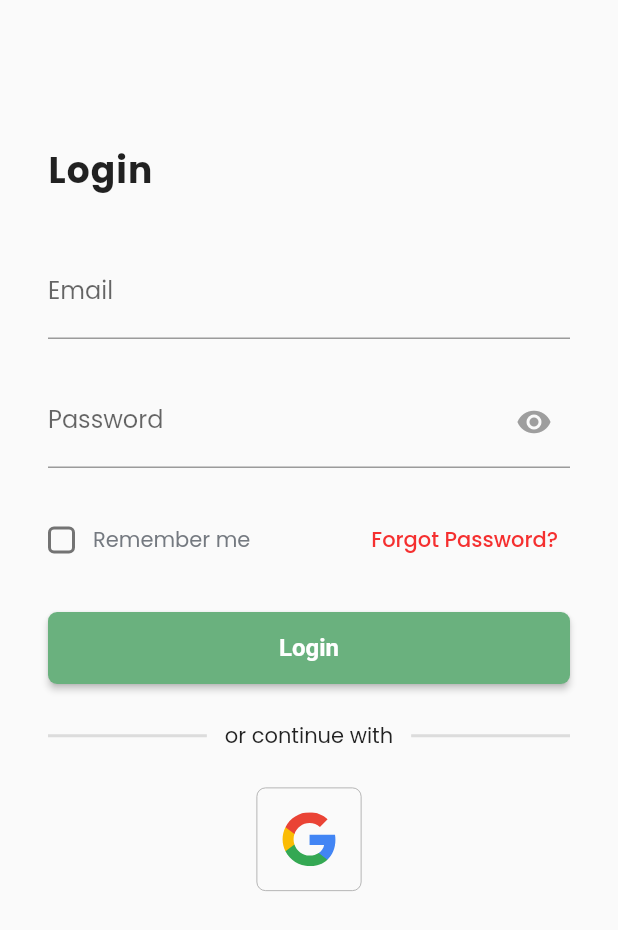
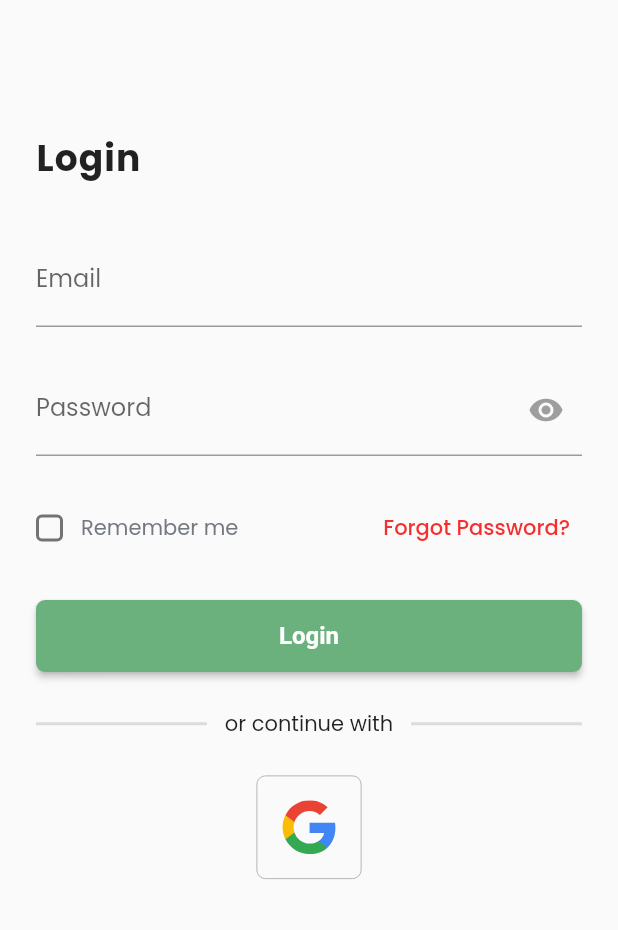
Before and after one commit to ink0rr/pemob-ehelpdesk, a Flutter app: the screen it shows after launch, on a phone screen of 412 x 824 dp. Shown: the top 930 px of the screen. Run offline on Flutter 3.47's test engine with Material 2 defaults, Android fonts, the phone set to English and light mode, and no system bars; our stand-ins replace chat_bubbles, email_validator, firebase_auth, firebase_core, flutter_hooks, flutter_svg and 2 more; accounts and stored records are empty.

Commit message:
Reduce padding size

```diff
--- a/lib/app.dart
+++ b/lib/app.dart
@@ -18,7 +18,7 @@ class App extends HookWidget {
           style: ElevatedButton.styleFrom(
             backgroundColor: const Color(0xFF6AB17E),
             foregroundColor: Colors.white,
-            minimumSize: Size.fromHeight(48),
+            minimumSize: const Size.fromHeight(48),
             shape: RoundedRectangleBorder(
               borderRadius: BorderRadius.circular(6),
             ),
--- a/lib/pages/login_page.dart
+++ b/lib/pages/login_page.dart
@@ -24,7 +24,7 @@ class LoginPage extends HookConsumerWidget {
       body: SafeArea(
         child: SingleChildScrollView(
           child: Padding(
-            padding: const EdgeInsets.all(32.0),
+            padding: const EdgeInsets.all(24.0),
             child: Form(
               autovalidateMode: AutovalidateMode.onUserInteraction,
               child: Column(
```
